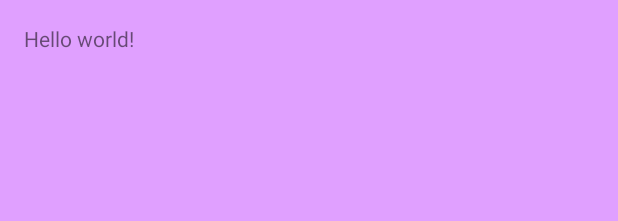
After one commit to Speedy293/Resistor_Identifier, an Android app: the layout activity_camera.xml on its own in the app's theme, with its tools: preview values and no code run, on a phone screen of 412 x 824 dp. The commit adds this screen. Shown: the top 221 px of the screen. Run offline under Robolectric (Android 15) with nearby library versions, the phone set to English and light mode, and no system bars.

Commit message:
Added Camera activity

```diff
--- /dev/null
+++ b/app/src/main/res/layout/activity_camera.xml
@@ -0,0 +1,12 @@
+<RelativeLayout xmlns:android="http://schemas.android.com/apk/res/android"
+    xmlns:tools="http://schemas.android.com/tools" android:layout_width="match_parent"
+    android:layout_height="match_parent" android:paddingLeft="@dimen/activity_horizontal_margin"
+    android:paddingRight="@dimen/activity_horizontal_margin"
+    android:paddingTop="@dimen/activity_vertical_margin"
+    android:paddingBottom="@dimen/activity_vertical_margin"
+    tools:context="com.blogspot.resistornamer.resistoridentifier.Camera">
+
+    <TextView android:text="@string/hello_world" android:layout_width="wrap_content"
+        android:layout_height="wrap_content" />
+
+</RelativeLayout>
--- a/app/src/main/res/values/strings.xml
+++ b/app/src/main/res/values/strings.xml
@@ -3,4 +3,5 @@
 
     <string name="hello_world">Hello world!</string>
     <string name="action_settings">Settings</string>
+    <string name="title_activity_camera">Camera</string>
 </resources>
--- a/app/src/main/res/values/styles.xml
+++ b/app/src/main/res/values/styles.xml
@@ -5,7 +5,7 @@
         <!-- Customize your theme here. -->
     </style>
     <color name="custom_theme_color">#e0a0ff</color>
-    <style name= "CustomTheme" parent="android:Theme.Light">
+    <style name= "CustomTheme" parent="AppTheme">
         <item name = "android:windowBackground">@color/custom_theme_color</item>
         <item name = "android:colorBackground">@color/custom_theme_color</item>
     </style>
```
Also changed, not shown: app/src/main/AndroidManifest.xml (+8 -0 lines), app/src/main/java/com/blogspot/resistornamer/resistoridentifier/Camera.java (added, +39 -0 lines), app/src/main/res/menu/menu_camera.xml (added, +7 -0 lines), 1 other file.
